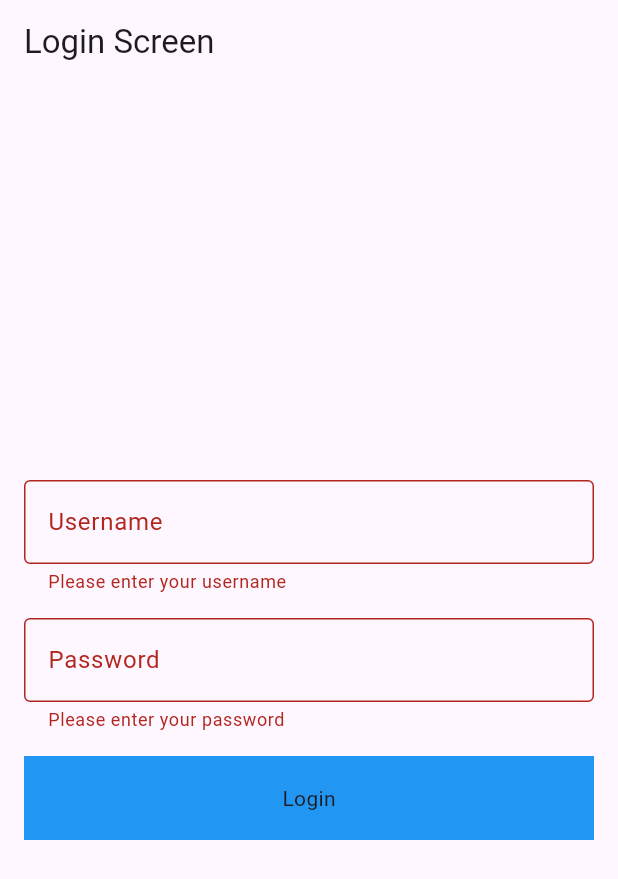
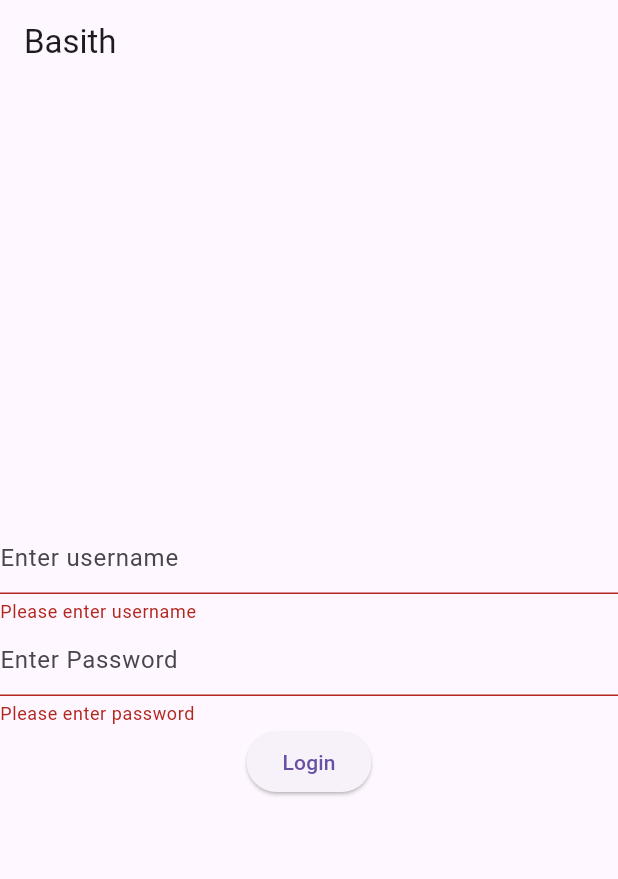
Before and after one commit to shijinthottiyil/mylearning, a Flutter app: the screen it shows after launch, after a tap on "Login", on a phone screen of 412 x 824 dp. Shown: the top 879 px of the screen. Run offline on Flutter 3.47's test engine with Material 3 defaults, Android fonts, the phone set to English and light mode, and no system bars.

Commit message:
BASITH DONE LOGIN

```diff
--- a/lib/login_screen.dart
+++ b/lib/login_screen.dart
@@ -1,5 +1,4 @@
 import 'package:flutter/material.dart';
-import 'package:mylearning/home_screen.dart';
 
 class LoginScreen extends StatefulWidget {
   const LoginScreen({super.key});
@@ -9,109 +8,62 @@ class LoginScreen extends StatefulWidget {
 }
 
 class _LoginScreenState extends State<LoginScreen> {
-  // VARIABLES--------------------------------------
-  late TextEditingController _userNameEditingController;
-  late TextEditingController _passwordEditingController;
-  final GlobalKey<FormState> _formKey = GlobalKey<FormState>();
-  final _userName = 'basith';
-  final _password = '123456';
-
-  // METHODS----------------------------------------
-  @override
-  void initState() {
-    super.initState();
-    _init();
-  }
-
-  void _init() {
-    _userNameEditingController = TextEditingController();
-    _passwordEditingController = TextEditingController();
-  }
-
-  @override
-  void dispose() {
-    _dispose();
-    super.dispose();
-  }
-
-  void _dispose() {
-    _userNameEditingController.dispose();
-    _passwordEditingController.dispose();
-  }
-
-  void _onLogin() {
-    if (_formKey.currentState!.validate()) {
-      Navigator.pushReplacement(
-          context, MaterialPageRoute(builder: (context) => const HomeScreen()));
-    }
-  }
+  final _formKey = GlobalKey<FormState>();
 
   @override
   Widget build(BuildContext context) {
     return Scaffold(
       appBar: AppBar(
-        title: const Text('Login Screen'),
+        title: const Text('Basith'),
       ),
-      body: Padding(
-        padding: const EdgeInsets.symmetric(horizontal: 16),
-        child: Center(
-          child: Form(
+      body: Form(
         key: _formKey,
         child: Column(
           mainAxisAlignment: MainAxisAlignment.center,
-              mainAxisSize: MainAxisSize.max,
           children: [
             TextFormField(
-                  controller: _userNameEditingController,
               decoration: const InputDecoration(
-                    labelText: 'Username',
-                    border: OutlineInputBorder(),
+                hintText: 'Enter username',
               ),
+              // The validator receives the text that the user has entered.
               validator: (value) {
                 if (value == null || value.isEmpty) {
-                      return 'Please enter your username';
-                    }
-                    if (value != _userName) {
-                      return 'Invalid username';
+                  return 'Please enter username';
                 }
                 return null;
               },
             ),
-                const SizedBox(height: 16),
             TextFormField(
-                  controller: _passwordEditingController,
+              obscureText: true,
+              obscuringCharacter: '*',
               decoration: const InputDecoration(
-                    labelText: 'Password',
-                    border: OutlineInputBorder(),
+                hintText: 'Enter Password',
               ),
-                  obscureText: true,
+              // The validator receives the text that the user has entered.
               validator: (value) {
                 if (value == null || value.isEmpty) {
-                      return 'Please enter your password';
+                  return 'Please enter password';
                 }
-                    if (value != _password) {
-                      return 'Invalid password';
+                if (value.length < 8) {
+                  return 'Password must be at least 8 characters';
                 }
                 return null;
               },
             ),
-                const SizedBox(height: 16),
-                GestureDetector(
-                  onTap: _onLogin,
-                  child: Container(
-                    width: double.maxFinite,
-                    height: kBottomNavigationBarHeight,
-                    decoration: const BoxDecoration(
-                      color: Colors.blue,
-                    ),
-                    child: const Center(
-                      child: Text('Login'),
-                    ),
-                  ),
+            ElevatedButton(
+              onPressed: () {
+                // Validate returns true if the form is valid, or false otherwise.
+                if (_formKey.currentState!.validate()) {
+                  // If the form is valid, display a snackbar. In the real world,
+                  // you'd often call a server or save the information in a database.
+                  ScaffoldMessenger.of(context).showSnackBar(
+                    const SnackBar(content: Text('Processing Data')),
+                  );
+                }
+              },
+              child: const Text('Login'),
             ),
           ],
-            ),
-          ),
         ),
       ),
     );
```
Also changed, not shown: lib/home_screen.dart (deleted, +0 -134 lines). Lines whose indentation alone changed are shown as unchanged.
